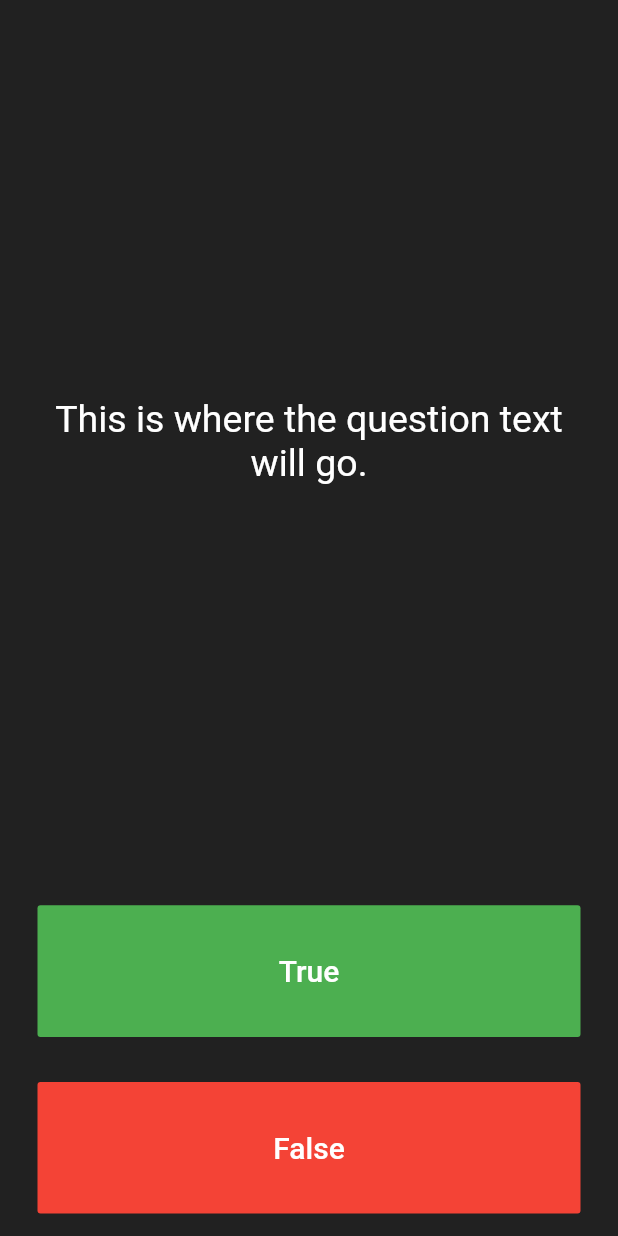
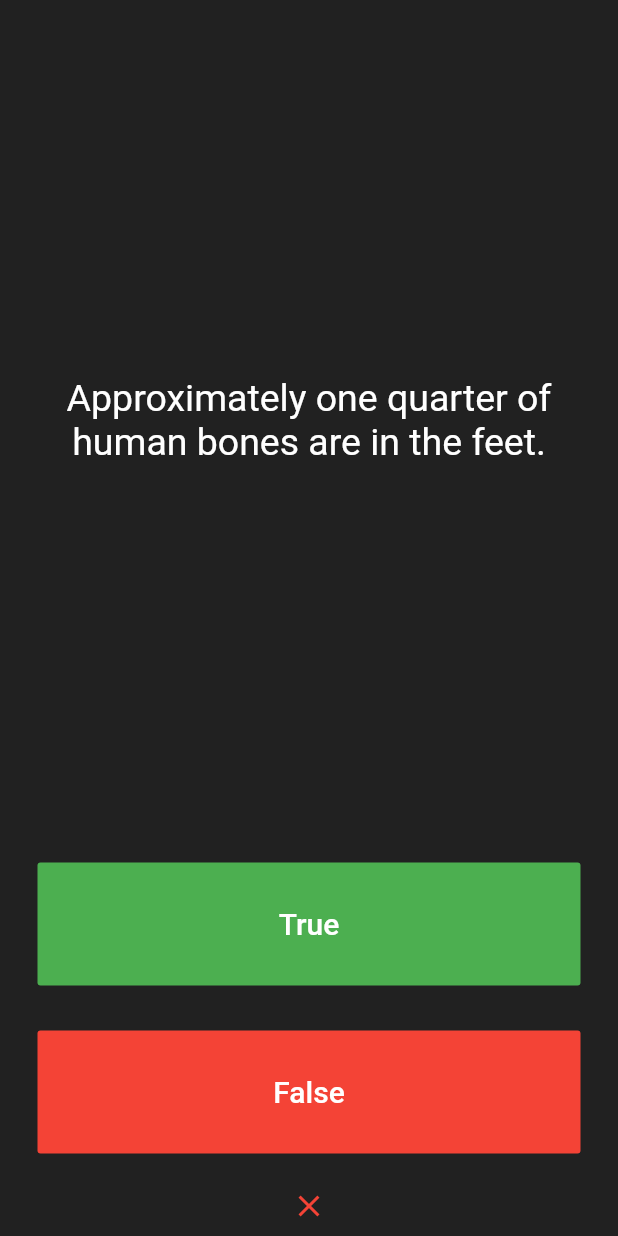
Before and after one commit to phlippieb-discovery/flutter-course-work, a Flutter app: the screen it shows after launch, after a tap on "True", on a phone screen of 412 x 824 dp. Run offline on Flutter 3.47's test engine with Material 2 defaults, Android fonts, the phone set to English and light mode, and no system bars.

Commit message:
Section 10 - own implementation

```diff
--- a/section10/quizzler-flutter/lib/main.dart
+++ b/section10/quizzler-flutter/lib/main.dart
@@ -30,14 +30,15 @@ class _QuizPageState extends State<QuizPage> {
     return Column(
         mainAxisAlignment: MainAxisAlignment.spaceBetween,
         crossAxisAlignment: CrossAxisAlignment.stretch,
-      children: <Widget>[
+        children: currentIndex < questions.length
+            ? <Widget>[
                 Expanded(
                   flex: 5,
                   child: Padding(
                     padding: EdgeInsets.all(10.0),
                     child: Center(
                       child: Text(
-                'This is where the question text will go.',
+                        questions[currentIndex],
                         textAlign: TextAlign.center,
                         style: TextStyle(
                           fontSize: 25.0,
@@ -61,7 +62,10 @@ class _QuizPageState extends State<QuizPage> {
                         ),
                       ),
                       onPressed: () {
-                //The user picked true.
+                        setState(() {
+                          scores.add(answers[currentIndex] == true);
+                          currentIndex++;
+                        });
                       },
                     ),
                   ),
@@ -79,15 +83,52 @@ class _QuizPageState extends State<QuizPage> {
                         ),
                       ),
                       onPressed: () {
-                //The user picked false.
+                        setState(() {
+                          scores.add(answers[currentIndex] == false);
+                          currentIndex++;
+                        });
                       },
                     ),
                   ),
                 ),
-        //TODO: Add a Row here as your score keeper
-      ],
-    );
+                Padding(
+                  padding: const EdgeInsets.all(8.0),
+                  child: Row(
+                    mainAxisAlignment: MainAxisAlignment.center,
+                    children: getScoreIcons(),
+                  ),
+                )
+              ]
+            : [
+                Row(
+                  mainAxisAlignment: MainAxisAlignment.center,
+                  children: getScoreIcons(),
+                ),
+              ]);
   }
+
+  int currentIndex = 0;
+
+  List<String> questions = [
+    'You can lead a cow down stairs but not up stairs.',
+    'Approximately one quarter of human bones are in the feet.',
+    'A slug\'s blood is green.',
+  ];
+
+  List<bool> answers = [
+    false,
+    true,
+    true,
+  ];
+
+  List<bool> scores = [];
+
+  List<Widget> getScoreIcons() => scores
+      .map((score) => Icon(
+            score == true ? Icons.check : Icons.close,
+            color: score == true ? Colors.green : Colors.red,
+          ))
+      .toList();
 }
 
 /*
```
Also changed, not shown: 7 other files. Lines whose indentation alone changed are shown as unchanged.
